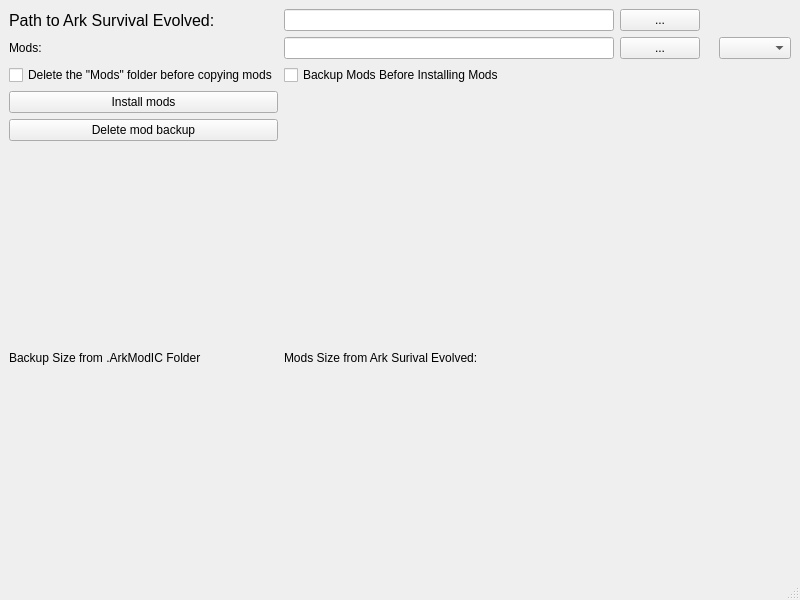
Above: forms/mainwindow.ui from quentin452/ArkSurvivalEvolvedModpackInstallerandCreator before the change. Below: the same form after it.
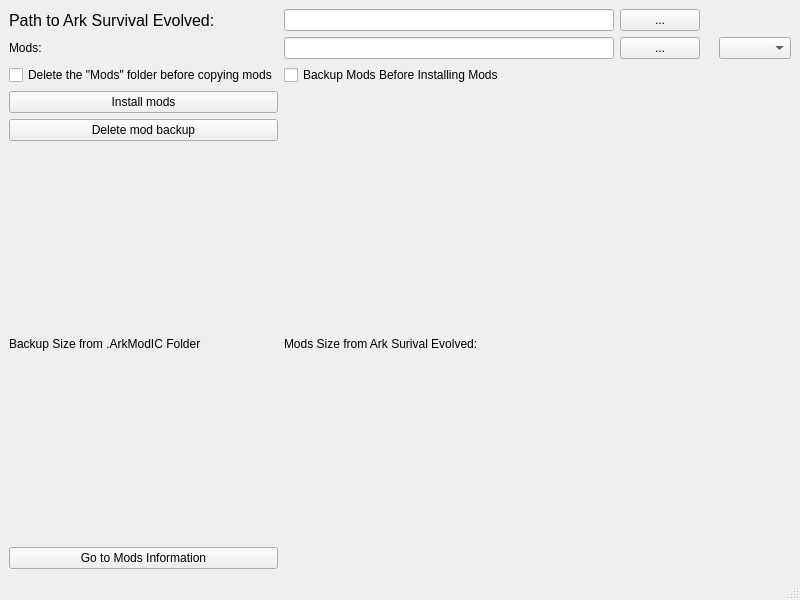
That is the form after the change.

Commit message: Start making A Mod information menu

```diff
--- a/forms/mainwindow.ui
+++ b/forms/mainwindow.ui
@@ -125,6 +125,13 @@
             </property>
           </widget>
         </item>
+        <item row="7" column="0">
+          <widget class="QPushButton" name="goToModsInformationButton">
+            <property name="text">
+              <string>Go to Mods Information</string>
+            </property>
+          </widget>
+        </item>
       </layout>
     </widget>
     <widget class="QMenuBar" name="menubar">
```
The commit also changes 5 other files.
